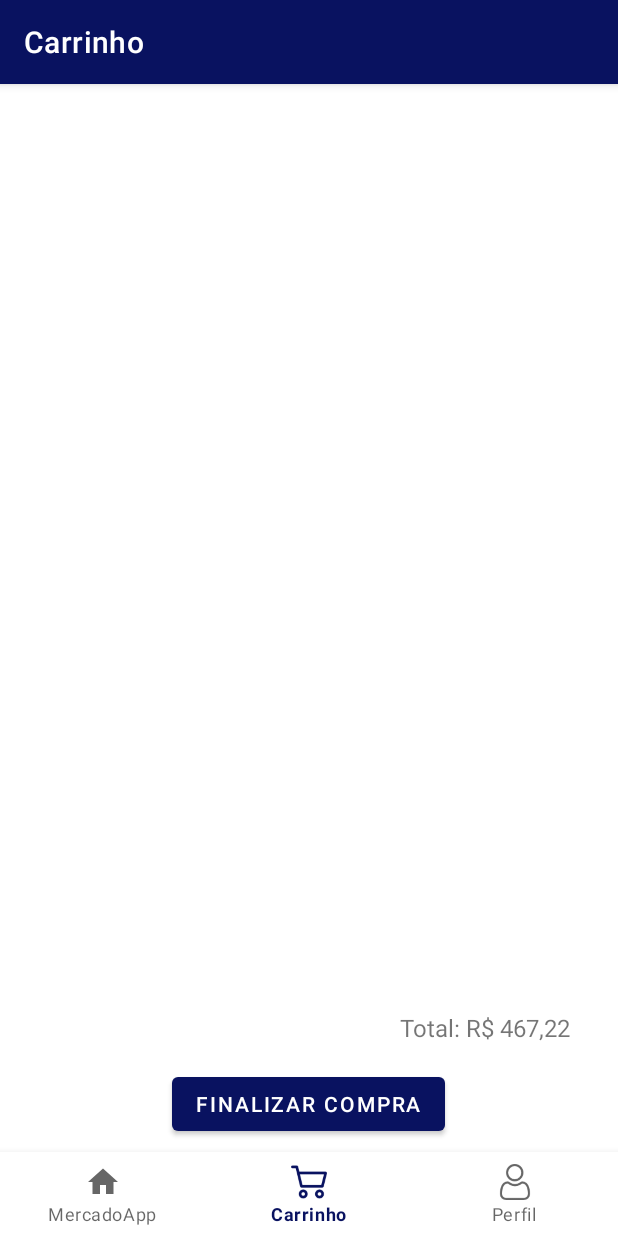
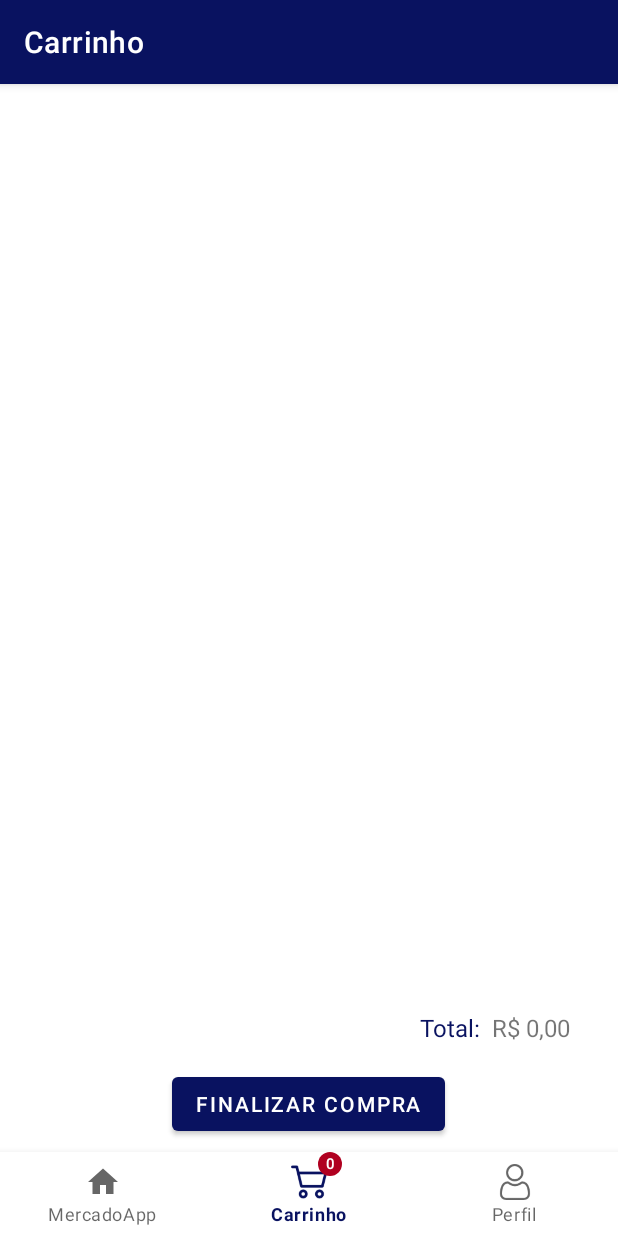
Before and after one commit to iagoluvizetto/MercadoApp, an Android app: the CarrinhoFragment screen opened through its navigation route, on a phone screen of 412 x 824 dp. Run offline under Robolectric (Android 15) with nearby library versions, the phone set to English and light mode, and no system bars; our stand-ins replace Volley, navigation-ui; pictures from the network do not load.

Commit message:
remover Carrinho valor total atualizar Carrinho

```diff
--- a/app/src/main/java/com/projeto/mercadoapp/adapter/CarrinhoAdapter.java
+++ b/app/src/main/java/com/projeto/mercadoapp/adapter/CarrinhoAdapter.java
@@ -67,7 +67,7 @@ public class CarrinhoAdapter extends RecyclerView.Adapter<CarrinhoAdapter.Carrin
                 carrinho.remover(ci);
                 notifyItemRemoved(position);
                 notifyItemRangeChanged(position, lista.size());
-                ((MainActivity)activity).updateCartCount();
+
             }
         });
     }
--- a/app/src/main/java/com/projeto/mercadoapp/models/Carrinho.java
+++ b/app/src/main/java/com/projeto/mercadoapp/models/Carrinho.java
@@ -1,18 +1,26 @@
 package com.projeto.mercadoapp.models;
 
 import android.content.Context;
+import android.widget.TextView;
+
+import androidx.fragment.app.FragmentActivity;
 
 import com.projeto.mercadoapp.ui.inicial.MainActivity;
 
+import java.text.NumberFormat;
 import java.util.ArrayList;
 import java.util.Iterator;
 import java.util.List;
+import java.util.Locale;
 
 public class Carrinho {
 
     private List<CarrinhoItem> listaitens;
     private double valorTotal;
     private int quantidade;
+    private FragmentActivity activity;
+    private TextView textTotal;
+
 
     private static Carrinho instancia;
 
@@ -48,8 +56,14 @@ public class Carrinho {
 
     public void atualizarItens(){
         quantidade = 0;
+        valorTotal = 0;
         for (CarrinhoItem item : listaitens) {
+            valorTotal = valorTotal + item.getQuantidade() * item.getProduto().getPreco();
             quantidade = quantidade + item.getQuantidade();
+        }
+        ((MainActivity)activity).updateCartCount(quantidade);
+        if(textTotal != null){
+            textTotal.setText(getValorTotalStr());
         }
     }
 
@@ -65,8 +79,13 @@ public class Carrinho {
                 it.remove();
             }
         }
+        atualizarItens();
     }
-
+    public String getValorTotalStr() {
+        Locale localeBR = new Locale( "pt", "BR" );
+        NumberFormat dinheiroBR = NumberFormat.getCurrencyInstance(localeBR);
+        return dinheiroBR.format(valorTotal);
+    }
 
     public double getValorTotal() {
         return valorTotal;
@@ -84,4 +103,13 @@ public class Carrinho {
     public void setQuantidade(int quantidade) {
         this.quantidade = quantidade;
     }
+
+    public void setActivity(FragmentActivity activity) {
+        this.activity = activity;
+    }
+
+    public void setTextTotal(TextView textTotal) {
+        this.textTotal = textTotal;
+        atualizarItens();
+    }
 }
--- a/app/src/main/java/com/projeto/mercadoapp/models/Produto.java
+++ b/app/src/main/java/com/projeto/mercadoapp/models/Produto.java
@@ -81,4 +81,7 @@ public class Produto implements Parcelable {
 
     }
 
+    public double getPreco() {
+        return preco;
+    }
 }
--- a/app/src/main/java/com/projeto/mercadoapp/ui/carrinho/CarrinhoFragment.java
+++ b/app/src/main/java/com/projeto/mercadoapp/ui/carrinho/CarrinhoFragment.java
@@ -20,6 +20,7 @@ import androidx.recyclerview.widget.RecyclerView;
 import com.projeto.mercadoapp.R;
 import com.projeto.mercadoapp.adapter.CarrinhoAdapter;
 import com.projeto.mercadoapp.adapter.ProdutoAdapter;
+import com.projeto.mercadoapp.models.Carrinho;
 import com.projeto.mercadoapp.models.JsonPlaceHolderApi;
 import com.projeto.mercadoapp.models.Produto;
 import com.projeto.mercadoapp.ui.home.ProdutosFragment;
@@ -39,6 +40,8 @@ public class CarrinhoFragment extends Fragment {
         private static final String ARG_PARAM2 = "param2";
         private View view;
         private Context thisContext;
+        private TextView textTotal;
+
 
         // TODO: Rename and change types of parameters
         private String mParam1;
@@ -67,7 +70,13 @@ public class CarrinhoFragment extends Fragment {
             }
         }
 
-        @Override
+    @Override
+    public void onResume() {
+        super.onResume();
+        atualizarTotal();
+    }
+
+    @Override
         public View onCreateView(LayoutInflater inflater, ViewGroup container,
                                  Bundle savedInstanceState) {
 
@@ -77,8 +86,8 @@ public class CarrinhoFragment extends Fragment {
             view = inflater.inflate(R.layout.fragment_carrinho, container, false);
             thisContext = container.getContext();
 
-            //TextView textView = view.findViewById(R.id.produtosFragmentTitle);
-
+             textTotal = view.findViewById(R.id.tv_total);
+                atualizarTotal();
             //textView.setText(msg);
 
    //         callJson("hortifruti", container);
@@ -89,6 +98,10 @@ public class CarrinhoFragment extends Fragment {
                     rvProdutos.setAdapter(carrinhoAdapter);
             return view;
 
+        }
+        public void atualizarTotal(){
+            Carrinho carrinho = Carrinho.getInstancia();
+            carrinho.setTextTotal(textTotal);
         }
 
 //        public void callJson(String category, ViewGroup viewGroup) {
--- a/app/src/main/java/com/projeto/mercadoapp/ui/home/DetalheFragment.java
+++ b/app/src/main/java/com/projeto/mercadoapp/ui/home/DetalheFragment.java
@@ -88,7 +88,7 @@ public class DetalheFragment extends Fragment {
                 carrinho.adicionar(carrinhoItem);
 
 
-                ((MainActivity)getActivity()).updateCartCount();
+
 
 
 
--- a/app/src/main/java/com/projeto/mercadoapp/ui/inicial/MainActivity.java
+++ b/app/src/main/java/com/projeto/mercadoapp/ui/inicial/MainActivity.java
@@ -42,15 +42,16 @@ public class MainActivity extends AppCompatActivity {
         NavController navController = Navigation.findNavController(this, R.id.nav_host_fragment);
         NavigationUI.setupActionBarWithNavController(this, navController, appBarConfiguration);
         NavigationUI.setupWithNavController(navView, navController);
-
+        Carrinho carrinho = Carrinho.getInstancia();
+        carrinho.setActivity(this);
     }
 
-    public void updateCartCount(){
+    public void updateCartCount(int quantidade){
         if (badge == null){
             badge = navView.getOrCreateBadge(R.id.navigation_carrinho);
         }
-        int number  = badge.getNumber();
-        badge.setNumber(number + 1);
+
+        badge.setNumber(quantidade);
     }
 
     public static Context getInstance() {
--- a/app/src/main/res/layout/fragment_carrinho.xml
+++ b/app/src/main/res/layout/fragment_carrinho.xml
@@ -23,7 +23,7 @@
         android:layout_height="wrap_content"
         android:layout_marginEnd="32dp"
         android:layout_marginBottom="16dp"
-        android:text="Total: R$ 467,22"
+        android:text="R$ 467,22"
         android:textSize="16sp"
         app:layout_constraintBottom_toTopOf="@+id/bt_finalizar"
         app:layout_constraintEnd_toEndOf="parent" />
@@ -38,4 +38,16 @@
         app:layout_constraintEnd_toEndOf="parent"
         app:layout_constraintStart_toStartOf="parent"
         app:layout_constraintTop_toTopOf="parent" />
+
+    <TextView
+        android:id="@+id/textView"
+        android:layout_width="wrap_content"
+        android:layout_height="wrap_content"
+        android:layout_marginEnd="8dp"
+        android:layout_marginBottom="16dp"
+        android:text="Total:"
+        android:textColor="@color/blue"
+        android:textSize="16sp"
+        app:layout_constraintBottom_toTopOf="@+id/bt_finalizar"
+        app:layout_constraintEnd_toStartOf="@+id/tv_total" />
 </androidx.constraintlayout.widget.ConstraintLayout>
```
Also changed, not shown: app/src/main/res/drawable-v24/remove.png (added).
